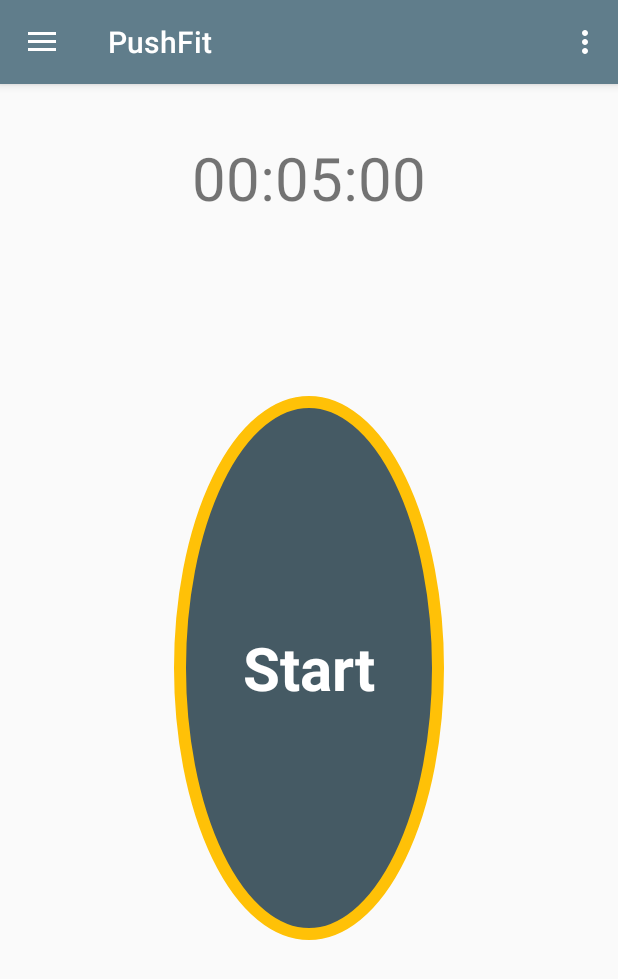
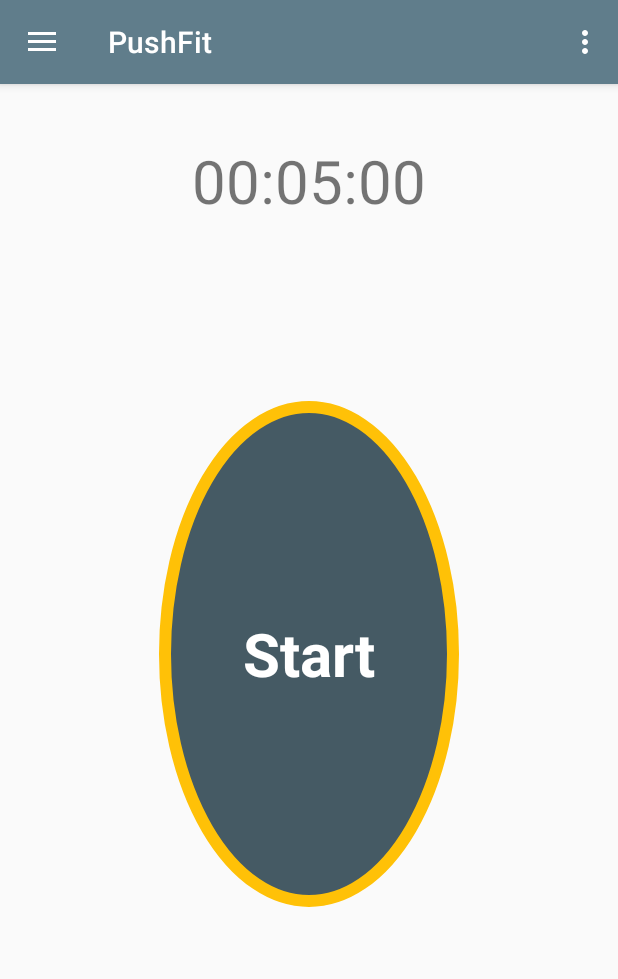
Before and after one commit to andela-cnwokocha/Fitgoup, an Android app: the screen it shows after launch (HomeDrawer), on a phone screen of 412 x 824 dp. Shown: the top 979 px of the screen. Run offline under Robolectric (Android 15) with nearby library versions, the phone set to English and light mode, and no system bars; libraries missing offline, so code that uses them is left out: com.github.paolorotolo.appintro.

Commit message:
Added sensor to timer

```diff
--- a/app/src/main/java/com/example/andela/fitgoup/activities/AppIntroActivity.java
+++ b/app/src/main/java/com/example/andela/fitgoup/activities/AppIntroActivity.java
@@ -47,7 +47,7 @@ public class AppIntroActivity extends AppIntro {
   }
 
   private void loadActivity() {
-    Intent homedashboard = new Intent(this, HomeDashboard.class);
+    Intent homedashboard = new Intent(this, HomeDrawer.class);
     startActivity(homedashboard);
   }
 }
--- a/app/src/main/java/com/example/andela/fitgoup/activities/HomeDrawer.java
+++ b/app/src/main/java/com/example/andela/fitgoup/activities/HomeDrawer.java
@@ -1,7 +1,9 @@
 package com.example.andela.fitgoup.activities;
 
 import android.content.Intent;
+import android.content.SharedPreferences;
 import android.os.Bundle;
+import android.preference.PreferenceManager;
 import android.support.design.widget.NavigationView;
 import android.support.v4.app.Fragment;
 import android.support.v4.app.FragmentTransaction;
@@ -25,6 +27,23 @@ public class HomeDrawer extends AppCompatActivity
   @Override
   protected void onCreate(Bundle savedInstanceState) {
     super.onCreate(savedInstanceState);
+    Thread t = new Thread(new Runnable() {
+      @Override
+      public void run() {
+        SharedPreferences getPrefs = PreferenceManager
+            .getDefaultSharedPreferences(getBaseContext());
+        boolean isFirstStart = getPrefs.getBoolean("firstStart", true);
+        if (isFirstStart) {
+          Intent i = new Intent(HomeDrawer.this, AppIntroActivity.class);
+          startActivity(i);
+          SharedPreferences.Editor e = getPrefs.edit();
+          e.putBoolean("firstStart", false);
+          e.apply();
+        }
+      }
+    });
+    t.start();
+
     setContentView(R.layout.activity_home_drawer);
     Toolbar toolbar = (Toolbar) findViewById(R.id.toolbar);
     setSupportActionBar(toolbar);
@@ -91,6 +110,8 @@ public class HomeDrawer extends AppCompatActivity
     return true;
   }
 
+
+
   private void setFragment(Fragment fragment) {
     FragmentTransaction fragmentTransaction = getSupportFragmentManager().beginTransaction();
     fragmentTransaction.replace(R.id.dfragment_exercise, fragment);
@@ -102,4 +123,5 @@ public class HomeDrawer extends AppCompatActivity
     Intent settingIntent = new Intent(this, SettingActivity.class);
     startActivity(settingIntent);
   }
+
 }
--- a/app/src/main/java/com/example/andela/fitgoup/activities/SettingActivity.java
+++ b/app/src/main/java/com/example/andela/fitgoup/activities/SettingActivity.java
@@ -20,6 +20,7 @@ public class SettingActivity extends AppCompatActivity {
 
     Toolbar toolbar = (Toolbar) findViewById(R.id.tool_bar);
     setSupportActionBar(toolbar);
+    setTitle("Settings");
     toolbar.setNavigationIcon(R.drawable.left);
     toolbar.setNavigationOnClickListener(new View.OnClickListener() {
       @Override
@@ -37,6 +38,4 @@ public class SettingActivity extends AppCompatActivity {
     Intent homeIntent = new Intent(this, HomeDrawer.class);
     startActivity(homeIntent);
   }
-
-
 }
--- a/app/src/main/java/com/example/andela/fitgoup/fragments/ExerciseFragment.java
+++ b/app/src/main/java/com/example/andela/fitgoup/fragments/ExerciseFragment.java
@@ -14,14 +14,12 @@ import android.media.RingtoneManager;
 import android.net.Uri;
 import android.os.Bundle;
 import android.os.CountDownTimer;
-import android.preference.PreferenceManager;
 import android.support.v4.app.Fragment;
+import android.support.v7.preference.PreferenceManager;
 import android.view.LayoutInflater;
 import android.view.View;
 import android.view.ViewGroup;
-import android.view.inputmethod.InputMethodManager;
 import android.widget.Button;
-import android.widget.EditText;
 import android.widget.LinearLayout;
 import android.widget.TextView;
 
@@ -43,7 +41,7 @@ public class ExerciseFragment extends Fragment implements SensorEventListener {
   private TextView startbutton;
   private CountDownTimer countDownTimer;
   private LinearLayout recordLayout;
-  private EditText pushups;
+  private TextView pushups;
   private Button saveButton;
   private long timerCount;
   private boolean timeroption;
@@ -70,12 +68,43 @@ public class ExerciseFragment extends Fragment implements SensorEventListener {
   }
 
   @Override
-  public void onViewCreated(View view, Bundle savedInstance) {
+  public void onSensorChanged(SensorEvent event) {
+    if (event.values[0] == 0) {
+      if (timeroption) {
+        pushups.setText(String.format("%s", counter += 1));
+      } else {
+        timerview.setText(String.format("%s", counter += 1));
+        if (counter == countDownCount) {
+          mSensorManager.unregisterListener(this);
+          startbutton.setText(R.string.restart_button);
+          ringStopAlarm();
+          savePushups(counter);
+          timerview.setText(String.format("You recorded %s Push-ups!", counter));
+          counter = 0;
+        }
+      }
+    }
+  }
+
+  private void ringStopAlarm() {
+    Uri notification = RingtoneManager.getDefaultUri(RingtoneManager.TYPE_NOTIFICATION);
+    Ringtone doneSound = RingtoneManager.getRingtone(getActivity().getApplicationContext(), notification);
+    doneSound.play();
+  }
+
+  @Override
+  public void onAccuracyChanged(Sensor sensor, int accuracy) {
+
+  }
+
+  @Override
+  public void onViewCreated(View view, Bundle savedInstanceState) {
+    super.onViewCreated(view, savedInstanceState);
     startbutton = (TextView) view.findViewById(R.id.fragment_exercise);
-    recordLayout = (LinearLayout) view.findViewById(R.id.record);
-    pushups = (EditText) view.findViewById(R.id.pushup_num);
-    saveButton = (Button) view.findViewById(R.id.save_button);
     timerview = (TextView) view.findViewById(R.id.timer_field);
+    pushups = (TextView) view.findViewById(R.id.time_state);
+    mSensorManager = (SensorManager) getActivity().getSystemService(getActivity().SENSOR_SERVICE);
+    mSensor = mSensorManager.getDefaultSensor(Sensor.TYPE_PROXIMITY);
     setCountOptions();
     setTimerTextview();
 
@@ -84,22 +113,19 @@ public class ExerciseFragment extends Fragment implements SensorEventListener {
     } else {
       cancelService();
     }
-    mSensorManager = (SensorManager) getActivity().getSystemService(getActivity().SENSOR_SERVICE);
-    mSensor = mSensorManager.getDefaultSensor(Sensor.TYPE_PROXIMITY);
 
-    saveButton();
     startbutton.setOnClickListener(new View.OnClickListener() {
       @Override
       public void onClick(View v) {
         setCountOptions();
         if (startbutton.getText().equals("Start")) {
           if (timeroption) {
+            startSensor();
             initTimeCounter();
             countDownTimer.start();
             startbutton.setText(R.string.stop_timer);
           } else if (countdownoption) {
-            mSensorManager.registerListener(ExerciseFragment.this, mSensor,
-                SensorManager.SENSOR_DELAY_NORMAL);
+            startSensor();
             if (countDownCount == counter) {
               timerview.setText(String.format("You recorded %s Push-ups!", counter));
             }
@@ -111,12 +137,100 @@ public class ExerciseFragment extends Fragment implements SensorEventListener {
           mSensorManager.unregisterListener(ExerciseFragment.this);
           setTimerTextview();
           startbutton.setText(R.string.start_timer);
-          recordLayout.setVisibility(View.INVISIBLE);
           counter = 0;
           setTimerTextview();
+          pushups.setText("");
         }
       }
     });
+  }
+
+  private void setCountOptions() {
+    preferences = PreferenceManager.getDefaultSharedPreferences(getActivity());
+    timeroption = preferences.getBoolean("timer_switch", true);
+    countdownoption = preferences.getBoolean("pushup_switch", false);
+    timerCount = preferences.getInt("time_count", 5);
+    countDownCount = preferences.getInt("push_count", 10);
+  }
+
+  private void setTimerTextview() {
+    if(timeroption) {
+      setCounterView((timerCount * 60000)/1000);
+    } else {
+      timerview.setText(String.format("%s", counter));
+    }
+  }
+
+  private void setCounterView(long secsval) {
+    timerview.setText(String.format("%02d:%02d:%02d", (secsval / 3600),
+        (secsval % 3600) / 60, (secsval % 60)));
+  }
+
+  private void startAlarm() {
+    Intent intent = new Intent(getActivity().getApplicationContext(), AlarmBroadcast.class);
+    pendingIntent = PendingIntent.getBroadcast(getContext(), 5,
+        intent, PendingIntent.FLAG_UPDATE_CURRENT);
+
+    Calendar calendar = Calendar.getInstance();
+    calendar.setTimeInMillis(System.currentTimeMillis());
+    calendar.set(Calendar.SECOND, 0);
+    calendar.set(Calendar.MINUTE, getMinute());
+    calendar.set(Calendar.HOUR_OF_DAY, getHour());
+
+    Calendar time = Calendar.getInstance();
+    time.setTimeInMillis(System.currentTimeMillis());
+    time.set(Calendar.HOUR_OF_DAY, getHour());
+    time.set(Calendar.MINUTE, getMinute());
+    if (System.currentTimeMillis() <= time.getTimeInMillis()) {
+      alarmManager = (AlarmManager) getActivity().getSystemService(Context.ALARM_SERVICE);
+      alarmManager.setRepeating(AlarmManager.RTC_WAKEUP, calendar.getTimeInMillis(),
+          AlarmManager.INTERVAL_DAY * preferences.getInt("pushup_day", 1), pendingIntent);
+    }
+  }
+
+  private int getMinute() {
+    String val = preferences.getString("pushup_hour", "12:00");
+    return Integer.parseInt(val.split(":")[1]);
+  }
+
+  private int getHour() {
+    String val = preferences.getString("pushup_hour", "12:00");
+    return Integer.parseInt(val.split(":")[0]);
+  }
+
+  private void cancelService() {
+    if (alarmManager != null) {
+      alarmManager.cancel(pendingIntent);
+    }
+  }
+
+  private String getLogTime() {
+    Date currentTime = new Date();
+    Locale myLocale = new Locale("en");
+    return DateFormat.getDateInstance(DateFormat.DEFAULT, myLocale).format(currentTime);
+  }
+
+  private void savePushups(long pushup) {
+    List<PushUpModel> push = PushUpModel.fetchPushups();
+    boolean dateExists = false;
+    if (push.size() > 0) {
+      for (PushUpModel pushUpModel : push) {
+        if (pushUpModel.currentDay.equals(getLogTime())) {
+          dateExists = true;
+          PushUpModel savedPushup = PushUpModel.load(PushUpModel.class, pushUpModel.getId());
+          savedPushup.pushups+=pushup;
+          savedPushup.save();
+        }
+      }
+      if (!dateExists) {
+        PushUpModel pushUpModel = new PushUpModel(pushup, getLogTime());
+        pushUpModel.save();
+      }
+    } else {
+      PushUpModel pushUpModel = new PushUpModel(pushup, getLogTime());
+      pushUpModel.save();
+    }
+    pushups.setText("");
   }
 
   private void initTimeCounter() {
@@ -125,13 +239,11 @@ public class ExerciseFragment extends Fragment implements SensorEventListener {
         setCounterView(millisUntilFinished/1000);
       }
       public void onFinish() {
-        timerview.setText("Done!");
+        timerview.setText("Time's Up!");
         startbutton.setText(R.string.restart_button);
-        pushups.setVisibility(View.VISIBLE);
-        startbutton.setVisibility(View.GONE);
-        saveButton.setText("Save Record");
-        saveButton.setClickable(true);
-        recordLayout.setVisibility(View.VISIBLE);
+        if(!pushups.getText().toString().trim().equals("")) {
+          savePushups(processedpushup());
+        }
         try {
           Uri notification = RingtoneManager.getDefaultUri(RingtoneManager.TYPE_NOTIFICATION);
           Ringtone doneSound = RingtoneManager.getRingtone(getActivity().getApplicationContext(), notification);
@@ -143,39 +255,63 @@ public class ExerciseFragment extends Fragment implements SensorEventListener {
     };
   }
 
-  private void setCounterView(long secsval) {
-    timerview.setText(String.format("%02d:%02d:%02d", (secsval / 3600),
-        (secsval % 3600) / 60, (secsval % 60)));
+
+  private long processedpushup() {
+    return Integer.parseInt(pushups.getText().toString().trim());
   }
 
-  private void setCountOptions() {
-    preferences = PreferenceManager.getDefaultSharedPreferences(getActivity());
-    timeroption = preferences.getBoolean("timer_switch", true);
-    countdownoption = preferences.getBoolean("pushup_switch", false);
-    timerCount = preferences.getInt("time_count", 5);
-    countDownCount = preferences.getInt("push_count", 10);
-
+  private void startSensor() {
+    mSensorManager.registerListener(ExerciseFragment.this, mSensor,
+        SensorManager.SENSOR_DELAY_NORMAL);
   }
 
-  private void saveButton() {
-    saveButton.setOnClickListener(new View.OnClickListener() {
+
+  @Override
+  public void onResume() {
+    super.onResume();
+    mSensorManager.unregisterListener(this);
+  }
+
+  @Override
+  public void onPause() {
+    super.onPause();
+    mSensorManager.unregisterListener(this);
+  }
+
+  private void minimizeApp() {
+    Intent main = new Intent(Intent.ACTION_MAIN);
+    main.addCategory(Intent.CATEGORY_HOME);
+    main.setFlags(Intent.FLAG_ACTIVITY_NEW_TASK);
+    startActivity(main);
+  }
+
+
+
+  /*@Override
+  public void onViewCreated(View view, Bundle savedInstance) {
+    //saveButton();
+    startbutton.setOnClickListener(new View.OnClickListener() {
       @Override
       public void onClick(View v) {
-        int values = pushups.getText().toString().trim().length();
-        if ((values > 0) && startbutton.getText().equals("Restart")) {
-          savePushups(processedpushup());
-
-          View homeDashboard = getActivity().getCurrentFocus();
-          if (homeDashboard != null) {
-            InputMethodManager imm = (InputMethodManager) getActivity().getSystemService(Context.INPUT_METHOD_SERVICE);
-            imm.hideSoftInputFromWindow(homeDashboard.getWindowToken(), 0);
+        setCountOptions();
+        if (startbutton.getText().equals("Start")) {
+          -
+          } - else if (countdownoption) {
+            startSensor();
+            if (countDownCount == counter) {
+              timerview.setText(String.format("You recorded %s Push-ups!", counter));
+            }
           }
-          pushups.setVisibility(View.GONE);
-          saveButton.setText("Saved");
-          startbutton.setVisibility(View.VISIBLE);
-          saveButton.setClickable(false);
         } else {
-          pushups.setError("No Pushups entered");
+          if (countDownTimer != null) {
+            countDownTimer.cancel();
+          }
+          mSensorManager.unregisterListener(ExerciseFragment.this);
+          setTimerTextview();
+          startbutton.setText(R.string.start_timer);
+          //recordLayout.setVisibility(View.INVISIBLE);
+          counter = 0;
+          setTimerTextview();
         }
       }
     });
@@ -230,68 +366,5 @@ public class ExerciseFragment extends Fragment implements SensorEventListener {
   @Override
   public void onAccuracyChanged(Sensor sensor, int accuracy) {
   }
-
-  @Override
-  public void onResume() {
-    super.onResume();
-    mSensorManager.unregisterListener(this);
-  }
-
-  @Override
-  public void onPause() {
-    super.onPause();
-    mSensorManager.unregisterListener(this);
-  }
-
-  private String getLogTime() {
-    Date currentTime = new Date();
-    Locale myLocale = new Locale("en");
-    return DateFormat.getDateInstance(DateFormat.DEFAULT, myLocale).format(currentTime);
-  }
-
-  private void setTimerTextview() {
-    if(timeroption) {
-      setCounterView((timerCount * 60000)/1000);
-    } else {
-      timerview.setText(String.format("%s", counter));
-    }
-  }
-
-  private void startAlarm() {
-    Intent intent = new Intent(getActivity().getApplicationContext(), AlarmBroadcast.class);
-    pendingIntent = PendingIntent.getBroadcast(getContext(), 5,
-        intent, PendingIntent.FLAG_UPDATE_CURRENT);
-
-    Calendar calendar = Calendar.getInstance();
-    calendar.setTimeInMillis(System.currentTimeMillis());
-    calendar.set(Calendar.SECOND, 0);
-    calendar.set(Calendar.MINUTE, getMinute());
-    calendar.set(Calendar.HOUR_OF_DAY, getHour());
-
-    Calendar time = Calendar.getInstance();
-    time.setTimeInMillis(System.currentTimeMillis());
-    time.set(Calendar.HOUR_OF_DAY, getHour());
-    time.set(Calendar.MINUTE, getMinute());
-    if (System.currentTimeMillis() <= time.getTimeInMillis()) {
-      alarmManager = (AlarmManager) getActivity().getSystemService(Context.ALARM_SERVICE);
-      alarmManager.setRepeating(AlarmManager.RTC_WAKEUP, calendar.getTimeInMillis(),
-          AlarmManager.INTERVAL_DAY * preferences.getInt("pushup_day", 1), pendingIntent);
-    }
-  }
-
-  private int getMinute() {
-    String val = preferences.getString("pushup_hour", "12:00");
-    return Integer.parseInt(val.split(":")[1]);
-  }
-
-  private int getHour() {
-    String val = preferences.getString("pushup_hour", "12:00");
-    return Integer.parseInt(val.split(":")[0]);
-  }
-
-  private void cancelService() {
-    if (alarmManager != null) {
-      alarmManager.cancel(pendingIntent);
-    }
-  }
+*/
 }
--- a/app/src/main/java/com/example/andela/fitgoup/fragments/StatisticsFragment.java
+++ b/app/src/main/java/com/example/andela/fitgoup/fragments/StatisticsFragment.java
@@ -26,7 +26,6 @@ public class StatisticsFragment extends Fragment {
   private View viewing;
   private int recordsSize;
   private LineChart lineChart;
-
 
   public StatisticsFragment() {
   }
--- a/app/src/main/res/drawable/start_button.xml
+++ b/app/src/main/res/drawable/start_button.xml
@@ -5,8 +5,8 @@
     <stroke android:width="8dp"
             android:color="@color/colorAccent"/>
     <solid android:color="@color/colorPrimaryDark"/>
-    <size android:height="180dp"
-          android:width="180dp" />
+    <size android:height="150dp"
+          android:width="200dp" />
     <padding android:left="20dp"
              android:right="20dp"
              android:bottom="40dp"/>
--- a/app/src/main/res/drawable/start_button_pressed.xml
+++ b/app/src/main/res/drawable/start_button_pressed.xml
@@ -5,8 +5,8 @@
     <stroke android:width="3dp"
             android:color="@color/colorPrimaryDark" />
     <solid android:color="@color/colorPrimaryDark"/>
-    <size android:height="180dp"
-          android:width="180dp" />
+    <size android:height="150dp"
+          android:width="200dp" />
     <padding android:left="20dp"
              android:right="20dp"
              android:bottom="40dp"/>
--- a/app/src/main/res/layout/fragment_home_dashboard.xml
+++ b/app/src/main/res/layout/fragment_home_dashboard.xml
@@ -45,26 +45,31 @@
         android:layout_height="wrap_content"
         android:orientation="horizontal"
         android:layout_weight="1"
-        android:visibility="invisible"
         android:paddingTop="50dp"
         android:layout_gravity="center_vertical|center_horizontal">
 
+        <TextView
+            android:layout_width="wrap_content"
+            android:layout_height="wrap_content"
+            android:id="@+id/time_state"
+            android:text=""
+            android:textSize="50sp"/>
 
-        <EditText
+        <!--<EditText
             android:layout_width="wrap_content"
             android:layout_height="wrap_content"
             android:padding="10dp"
             android:inputType="number"
             android:id="@+id/pushup_num"
-            android:hint="Push ups"/>
-        <Button
+            android:hint="Push ups"/>-->
+        <!--<Button
             android:layout_width="wrap_content"
             android:background="@drawable/save_record_button"
             android:clickable="true"
             android:id="@+id/save_button"
             android:textColor="@color/icons"
             android:layout_height="wrap_content"
-            android:text="Save Record"/>
+            android:text="Save Record"/>-->
     </LinearLayout>
 
 </LinearLayout>
--- a/app/src/main/res/layout/nav_header_home_drawer.xml
+++ b/app/src/main/res/layout/nav_header_home_drawer.xml
@@ -16,7 +16,7 @@
         android:layout_width="wrap_content"
         android:layout_height="wrap_content"
         android:paddingTop="@dimen/nav_header_vertical_spacing"
-        android:src="@android:drawable/sym_def_app_icon"/>
+        android:src="@drawable/ic_action_name"/>
 
     <TextView
         android:layout_width="match_parent"
```
Also changed, not shown: app/src/main/java/com/example/andela/fitgoup/fragments/InfoFragment.java (deleted, +0 -32 lines), app/src/main/java/com/example/andela/fitgoup/fragments/SettingsFragment.java (+37 -25 lines).
